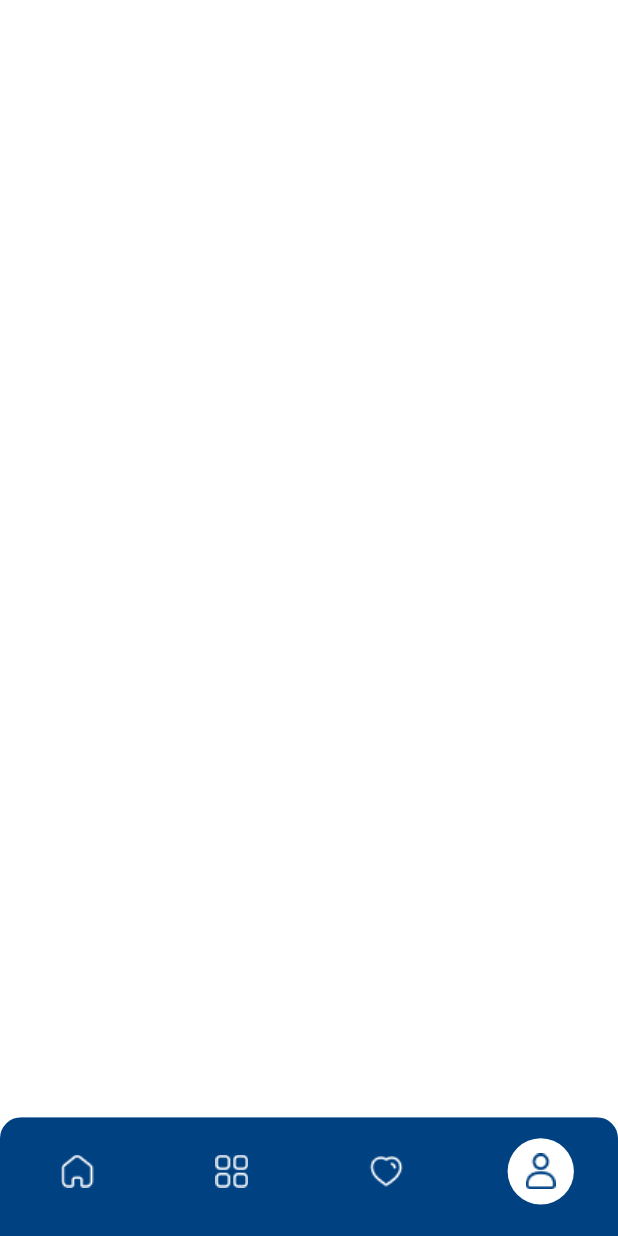
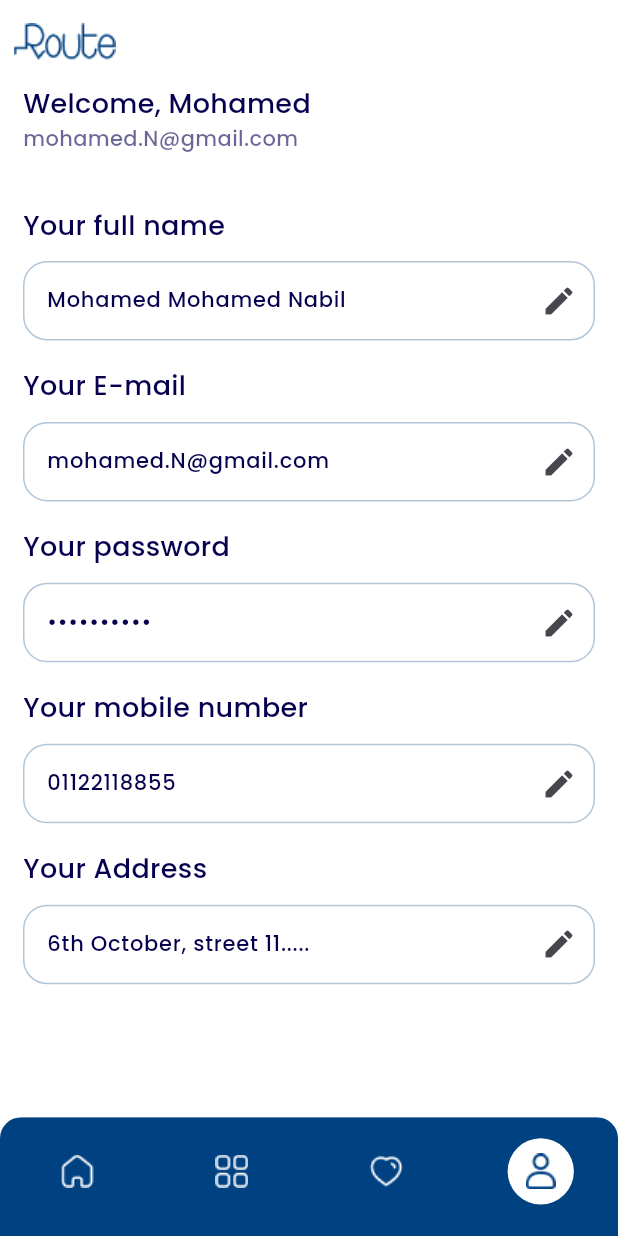
Before and after one commit to Aswani20/E_commerce-App, a Flutter app: the HomeScreen screen opened by its route, item 4 of the bottom bar chosen, on a phone screen of 412 x 824 dp. Run offline on Flutter 3.47's test engine with Material 3 defaults, Android fonts, the phone set to English and light mode, and no system bars; drawn by our look-alikes of auto_size_text; our stand-ins replace cached_network_image, flutter_image_slideshow, flutter_screenutil, fluttertoast, google_fonts; network calls fail.

Commit message:
add profile tab

```diff
--- a/lib/core/utils/app_colors.dart
+++ b/lib/core/utils/app_colors.dart
@@ -2,10 +2,12 @@ import 'package:flutter/material.dart';
 
 class AppColors {
   static const Color primaryColor = Color(0xFF004182);
+  static const Color primary30Opacity = Color(0x4D004182);
   static const Color whiteColor = Color(0xFFFFFFFF);
   static const Color blackColor = Color(0xFF000000);
   static const Color hintTextColor = Color(0xB3000000);
   static const Color primaryDark = Color(0xFF06004F);
+  static const Color primaryDarkLight = Color(0x9906004F);
   static const Color searchHintColor = Color(0x9906004F);
   static const Color discountTextColor = Color(0x99004182);
   static const Color orangeColor = Color(0xFFF4B400);
--- a/lib/core/utils/app_styles.dart
+++ b/lib/core/utils/app_styles.dart
@@ -24,8 +24,9 @@ class AppStyles {
       fontSize: 20, fontWeight: FontWeight.w600, color: AppColors.primaryColor);
   static TextStyle semi24White = GoogleFonts.poppins(
       fontSize: 24, fontWeight: FontWeight.w600, color: AppColors.whiteColor);
-  static TextStyle medium14Category = GoogleFonts.poppins(
-      fontSize: 14, fontWeight: FontWeight.w500, color: AppColors.primaryDark);
+  static TextStyle medium14Category = GoogleFonts.poppins(fontSize: 14, fontWeight: FontWeight.w500, color: AppColors.primaryDark);
+  static TextStyle medium14LightPrimary = GoogleFonts.poppins(fontSize: 14, fontWeight: FontWeight.w500, color: AppColors.primaryDarkLight);
+  static TextStyle medium14PrimaryDark = GoogleFonts.poppins(fontSize: 14, fontWeight: FontWeight.w500, color: AppColors.primaryDark);
   static TextStyle medium18Header = GoogleFonts.poppins(
       fontSize: 18, fontWeight: FontWeight.w500, color: AppColors.primaryDark);
   static TextStyle medium18White = GoogleFonts.poppins(
--- a/lib/core/utils/custom_text_form_field.dart
+++ b/lib/core/utils/custom_text_form_field.dart
@@ -3,28 +3,30 @@ import 'package:flutter_screenutil/flutter_screenutil.dart';
 import 'app_colors.dart';
 
 class CustomTextFormField extends StatefulWidget {
-  Color filledColor;
+  Color? filledColor;
   Color borderColor;
-  TextStyle hintStyle;
-  String hintText;
+  TextStyle? hintStyle;
+  String? hintText;
   Widget? label;
   TextStyle? labelStyle;
   Widget? prefixIcon;
   Widget? suffixIcon;
-  TextEditingController controller;
-  String? Function(String?) validator;
-  TextInputType keyboardType;
+  TextEditingController? controller;
+  String? Function(String?)? validator;
+  TextInputType? keyboardType;
   bool isObscureText;
   bool isPassword;
+  TextStyle? textStyle;
 
   CustomTextFormField({
     super.key,
-    required this.controller,
-    required this.validator,
-    required this.isObscureText,
-    required this.hintText,
-    required this.hintStyle,
-    required this.isPassword,
+    this.controller,
+    this.validator,
+    this.isObscureText = false,
+    this.hintText,
+    this.hintStyle,
+    this.textStyle,
+    this.isPassword = false,
     this.label,
     this.labelStyle,
     this.prefixIcon,
@@ -44,6 +46,7 @@ class _CustomTextFormFieldState extends State<CustomTextFormField> {
     return Padding(
       padding: EdgeInsets.only(top: 12.h, bottom: 20.h),
       child: TextFormField(
+        style: widget.textStyle,
         obscureText: widget.isObscureText,
         keyboardType: widget.keyboardType,
         controller: widget.controller,
--- a/lib/features/ui/pages/home_screen/home_screen.dart
+++ b/lib/features/ui/pages/home_screen/home_screen.dart
@@ -33,6 +33,12 @@ class _HomeScreenState extends State<HomeScreen> {
   @override
   Widget build(BuildContext context) {
     return Scaffold(
+        appBar: AppBar(
+          leadingWidth: 90.w,
+          leading:  Image.asset(
+            AppAssets.routeLogo,
+          ),
+        ),
         body: bodyList[selectedIndex],
         bottomNavigationBar: ClipRRect(
           borderRadius: BorderRadius.only(
--- a/lib/features/ui/pages/home_screen/tabs/home_tab/home_tab.dart
+++ b/lib/features/ui/pages/home_screen/tabs/home_tab/home_tab.dart
@@ -19,15 +19,6 @@ class HomeTab extends StatelessWidget {
             mainAxisSize: MainAxisSize.min,
             crossAxisAlignment: CrossAxisAlignment.start,
             children: [
-              Image.asset(
-                AppAssets.routeLogo,
-                height: 26.h,
-                width: 66.w,
-                fit: BoxFit.fill,
-              ),
-              SizedBox(
-                height: 18.h,
-              ),
               Row(
                 children: [
                   Expanded(child: _buildSearchTextField()),
--- a/lib/features/ui/pages/home_screen/tabs/user_tab/user_tab.dart
+++ b/lib/features/ui/pages/home_screen/tabs/user_tab/user_tab.dart
@@ -1,10 +1,94 @@
+import 'package:auto_size_text/auto_size_text.dart';
+import 'package:e_commerce_app/core/utils/app_colors.dart';
+import 'package:e_commerce_app/core/utils/app_styles.dart';
+import 'package:e_commerce_app/core/utils/custom_text_form_field.dart';
 import 'package:flutter/material.dart';
+import 'package:flutter_screenutil/flutter_screenutil.dart';
 
 class UserTab extends StatelessWidget {
   const UserTab({Key? key}) : super(key: key);
 
   @override
   Widget build(BuildContext context) {
-    return Container();
+    return Padding(
+      padding: EdgeInsets.symmetric(horizontal: 16.w),
+      child: SingleChildScrollView(
+        child: Column(
+          crossAxisAlignment: CrossAxisAlignment.start,
+          children: [
+            AutoSizeText(
+              "Welcome, Mohamed",
+              style: AppStyles.medium18Header,
+            ),
+            AutoSizeText(
+              "mohamed.N@gmail.com",
+              style: AppStyles.medium14LightPrimary,
+            ),
+            SizedBox(height: 40.h,),
+            AutoSizeText(
+              "Your full name",
+              style: AppStyles.medium18Header,
+            ),
+            CustomTextFormField(
+              isPassword: false,
+              keyboardType: TextInputType.name,
+              controller: TextEditingController(text: "Mohamed Mohamed Nabil"),
+              borderColor: AppColors.primary30Opacity,
+              suffixIcon: IconButton(onPressed: () {}, icon: Icon(Icons.edit)),
+              textStyle: AppStyles.medium14PrimaryDark,
+            ),
+            AutoSizeText(
+              "Your E-mail",
+              style: AppStyles.medium18Header,
+            ),
+            CustomTextFormField(
+              isPassword: false,
+              keyboardType: TextInputType.emailAddress,
+              controller: TextEditingController(text: "mohamed.N@gmail.com"),
+              borderColor: AppColors.primary30Opacity,
+              suffixIcon: IconButton(onPressed: () {}, icon: Icon(Icons.edit)),
+              textStyle: AppStyles.medium14PrimaryDark,
+            ),
+            AutoSizeText(
+              "Your password",
+              style: AppStyles.medium18Header,
+            ),
+            CustomTextFormField(
+              isObscureText: true,
+              isPassword: false,
+              keyboardType: TextInputType.visiblePassword,
+              controller: TextEditingController(text: "**********"),
+              borderColor: AppColors.primary30Opacity,
+              suffixIcon: IconButton(onPressed: () {}, icon: Icon(Icons.edit)),
+              textStyle: AppStyles.medium14PrimaryDark,
+            ),
+            AutoSizeText(
+              "Your mobile number",
+              style: AppStyles.medium18Header,
+            ),
+            CustomTextFormField(
+              isPassword: false,
+              keyboardType: TextInputType.phone,
+              controller: TextEditingController(text: "01122118855"),
+              borderColor: AppColors.primary30Opacity,
+              suffixIcon: IconButton(onPressed: () {}, icon: Icon(Icons.edit)),
+              textStyle: AppStyles.medium14PrimaryDark,
+            ),
+            AutoSizeText(
+              "Your Address",
+              style: AppStyles.medium18Header,
+            ),
+            CustomTextFormField(
+              isPassword: false,
+              keyboardType: TextInputType.streetAddress,
+              controller: TextEditingController(text: "6th October, street 11....."),
+              borderColor: AppColors.primary30Opacity,
+              suffixIcon: IconButton(onPressed: () {}, icon: Icon(Icons.edit)),
+              textStyle: AppStyles.medium14PrimaryDark,
+            ),
+          ],
+        ),
+      ),
+    );
   }
 }
```
